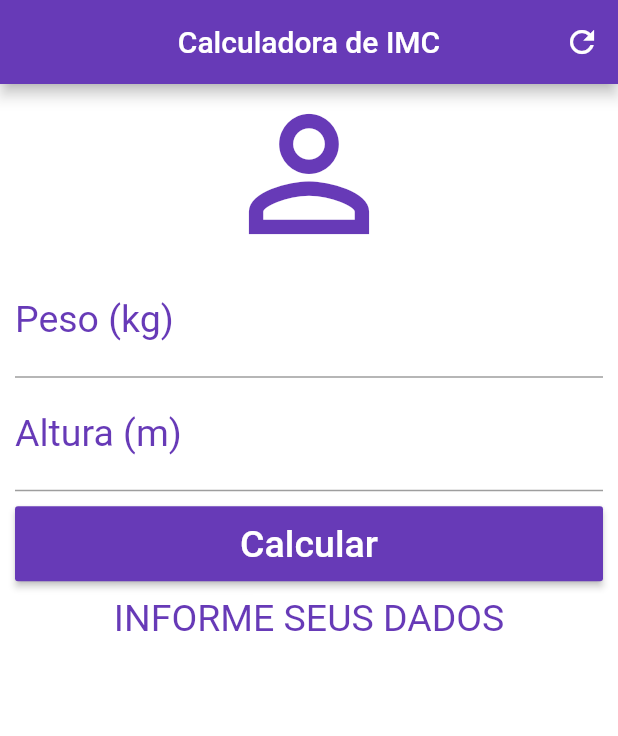
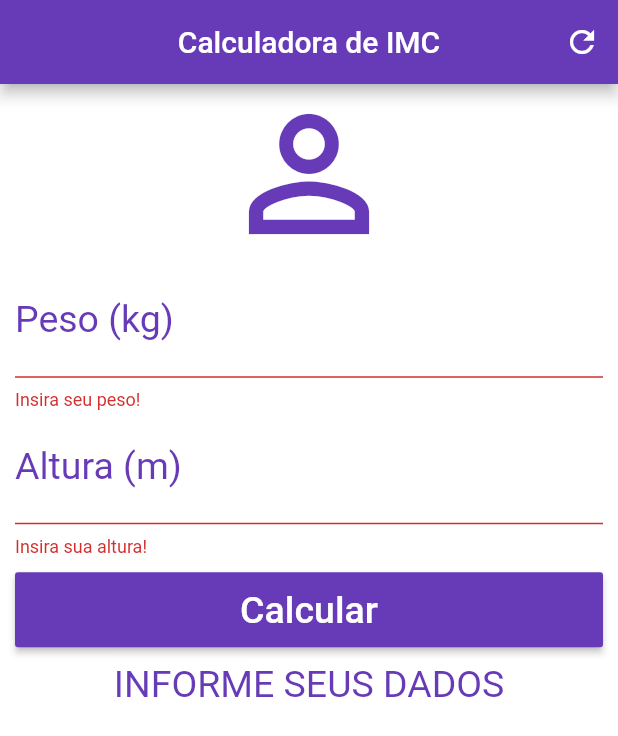
Before and after one commit to jerickleandro/calculadoraImcFlutter, a Flutter app: the screen it shows after launch, after a tap on "Calcular", on a phone screen of 412 x 824 dp. Shown: the top 736 px of the screen. Run offline on Flutter 3.47's test engine with Material 2 defaults, Android fonts, the phone set to English and light mode, and no system bars.

```diff
--- a/lib/main.dart
+++ b/lib/main.dart
@@ -13,6 +13,8 @@ class Home extends StatefulWidget {
 
 class _HomeState extends State<Home> {
   String _infoText = "INFORME SEUS DADOS";
+
+  GlobalKey<FormState> _formKey = GlobalKey<FormState>();
 
   TextEditingController weigthController = TextEditingController();
   TextEditingController heigthController = TextEditingController();
@@ -64,11 +66,13 @@ class _HomeState extends State<Home> {
       backgroundColor: Colors.white,
       body: SingleChildScrollView(
         padding: EdgeInsets.fromLTRB(10.0, 0.0, 10.0, 0.0),
+        child: Form(
+          key: _formKey,
           child: Column(
             crossAxisAlignment: CrossAxisAlignment.stretch,
             children: <Widget>[
               Icon(Icons.person_outline, size: 120.0, color: Colors.deepPurple),
-            TextField(
+              TextFormField(
                 keyboardType: TextInputType.text,
                 decoration: InputDecoration(
                     labelText: "Peso (kg)",
@@ -76,8 +80,13 @@ class _HomeState extends State<Home> {
                 textAlign: TextAlign.center,
                 style: TextStyle(color: Colors.deepPurple, fontSize: 25.0),
                 controller: weigthController,
+                validator: (value){
+                  if(value.isEmpty){
+                    return "Insira seu peso!";
+                  }
+                },
               ),
-            TextField(
+              TextFormField(
                 keyboardType: TextInputType.text,
                 decoration: InputDecoration(
                     labelText: "Altura (m)",
@@ -85,13 +94,22 @@ class _HomeState extends State<Home> {
                 textAlign: TextAlign.center,
                 style: TextStyle(color: Colors.deepPurple, fontSize: 25.0),
                 controller: heigthController,
+                validator: (value){
+                  if(value.isEmpty){
+                    return "Insira sua altura!";
+                  }
+                },
               ),
               Padding(
                 padding: EdgeInsets.only(top: 10.0, bottom: 10.0),
                 child: Container(
                   height: 50.0,
                   child: RaisedButton(
-                  onPressed: _calculate,
+                    onPressed: (){
+                      if(_formKey.currentState.validate()){
+                        _calculate();
+                      }
+                    },
                     child: Text(
                       "Calcular",
                       style: TextStyle(color: Colors.white, fontSize: 25.0),
@@ -108,6 +126,7 @@ class _HomeState extends State<Home> {
             ],
           ),
         ),
+      ),
     );
   }
 }
```
Lines whose indentation alone changed are shown as unchanged.
